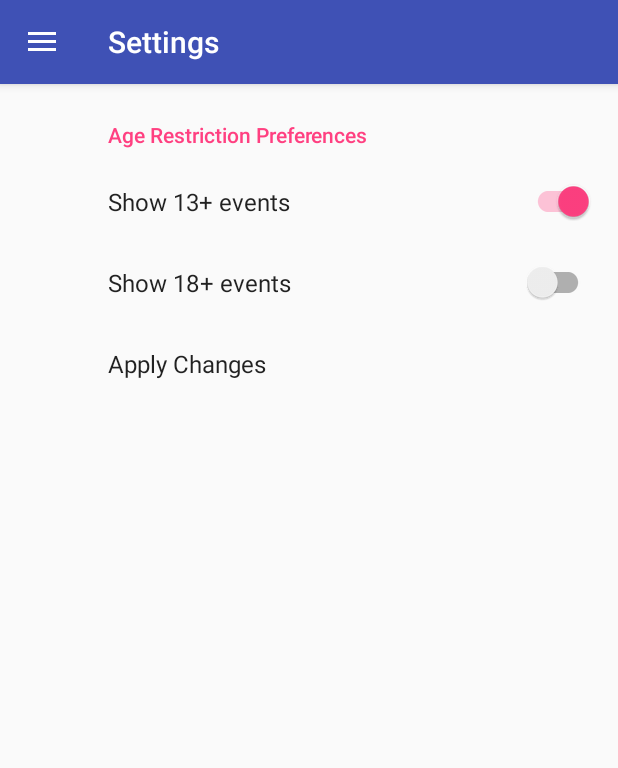
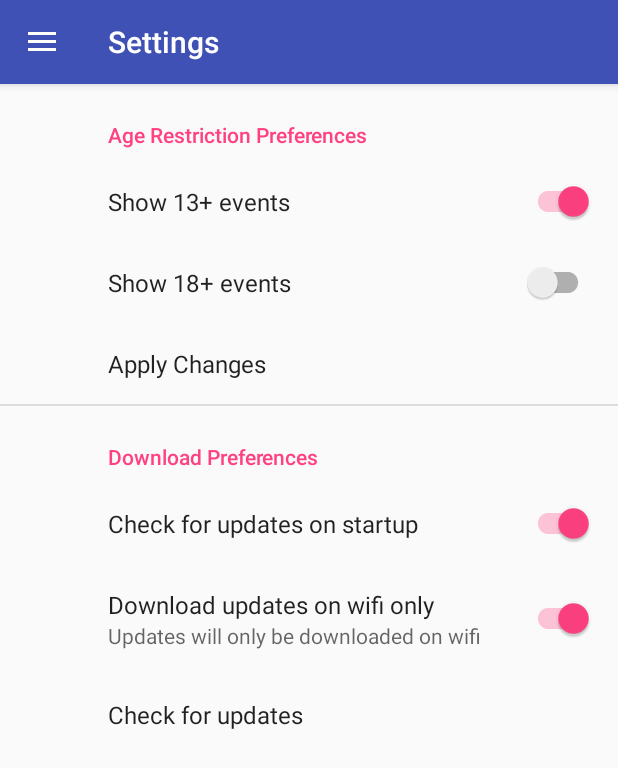
Before and after one commit to chenvictor/anirevo, an Android app: the screen it shows after launch (AniRevo), in the side drawer, after a tap on "Settings", on a phone screen of 412 x 824 dp. Shown: the top 768 px of the screen. Run offline under Robolectric (Android 15) with nearby library versions, the phone set to English and light mode, and no system bars; our stand-ins replace androidx.preference; 1 statement that could not run was skipped.

Commit message:
Extracted NavigationHandler class

```diff
--- a/app/src/main/AndroidManifest.xml
+++ b/app/src/main/AndroidManifest.xml
@@ -2,7 +2,8 @@
 <manifest xmlns:android="http://schemas.android.com/apk/res/android"
     xmlns:tools="http://schemas.android.com/tools"
     package="cvic.anirevo">
-
+    <uses-permission android:name="android.permission.INTERNET" />
+    <uses-permission android:name="android.permission.ACCESS_NETWORK_STATE" />
     <application
         android:allowBackup="true"
         android:icon="@mipmap/ic_launcher"
--- a/app/src/main/java/cvic/anirevo/AniRevo.java
+++ b/app/src/main/java/cvic/anirevo/AniRevo.java
@@ -1,34 +1,16 @@
 package cvic.anirevo;
 
-import android.content.Context;
-import android.content.SharedPreferences;
 import android.os.Bundle;
-import android.os.Handler;
 import android.preference.PreferenceManager;
-import android.support.annotation.NonNull;
-import android.support.v4.app.Fragment;
 import android.util.Log;
-import android.support.design.widget.NavigationView;
-import android.support.v4.view.GravityCompat;
-import android.support.v4.widget.DrawerLayout;
-import android.support.v7.app.ActionBarDrawerToggle;
 import android.support.v7.app.AppCompatActivity;
-import android.support.v7.widget.Toolbar;
 import android.view.Menu;
-import android.view.MenuItem;
-import android.view.View;
-import android.widget.AdapterView;
-import android.widget.ArrayAdapter;
-import android.widget.Spinner;
-import android.widget.Toast;
 
 import org.json.JSONArray;
 import org.json.JSONException;
 import org.json.JSONObject;
 
-import java.io.IOException;
-import java.io.InputStream;
-
+import cvic.anirevo.handlers.NavigationHandler;
 import cvic.anirevo.model.anirevo.AgeRestriction;
 import cvic.anirevo.model.anirevo.CategoryManager;
 import cvic.anirevo.model.anirevo.EventManager;
@@ -36,98 +18,44 @@ import cvic.anirevo.model.anirevo.GuestManager;
 import cvic.anirevo.model.anirevo.LocationManager;
 import cvic.anirevo.model.anirevo.TagManager;
 import cvic.anirevo.model.calendar.CalendarEvent;
-import cvic.anirevo.model.calendar.DateManager;
 import cvic.anirevo.parser.EventParser;
 import cvic.anirevo.parser.GuestParser;
 import cvic.anirevo.parser.InfoParser;
 import cvic.anirevo.parser.LocationParser;
+import cvic.anirevo.utils.JSONUtils;
+import cvic.anirevo.utils.TempUtils;
 
-public class AniRevo extends AppCompatActivity
-        implements NavigationView.OnNavigationItemSelectedListener, SettingsFragment.SettingsFragmentInteractionListener{
+public class AniRevo extends AppCompatActivity implements SettingsFragment.SettingsFragmentInteractionListener{
 
     private static final String TAG = "cvic.anirevo.MAIN";
 
-    private Spinner schedSpinner;
-
-    private Class currentFragClass = null;
-
-    private int menuToChoose = R.menu.empty;
+    private NavigationHandler navHandler;
 
     @Override
     protected void onCreate(Bundle savedInstanceState) {
         super.onCreate(savedInstanceState);
         setContentView(R.layout.activity_ani_revo);
-        Toolbar toolbar = findViewById(R.id.toolbar);
-        setSupportActionBar(toolbar);
-
-        DrawerLayout drawer = findViewById(R.id.drawer_layout);
-        ActionBarDrawerToggle toggle = new ActionBarDrawerToggle(
-                this, drawer, toolbar, R.string.navigation_drawer_open, R.string.navigation_drawer_close);
-        drawer.addDrawerListener(toggle);
-        toggle.syncState();
-
-        NavigationView navigationView = findViewById(R.id.nav_view);
-        navigationView.setNavigationItemSelectedListener(this);
 
         init();
 
         //Load JSON
-        loadJSONData(getAgeRestriction());
+        loadJSONData(TempUtils.getAgeRestriction());
 
-        //Load first fragment
-        onNavigationItemSelected(navigationView.getMenu().getItem(0));
+        initHandlers();
     }
 
     private void init() {
         CalendarEvent.setDefaultColor(getResources().getColor(R.color.calendarEventDefault));
+        TempUtils.init(PreferenceManager.getDefaultSharedPreferences(this), getString(R.string.display_13_key), getString(R.string.display_18_key));
     }
 
-    private AgeRestriction getAgeRestriction() {
-        SharedPreferences prefs = PreferenceManager.getDefaultSharedPreferences(this);
-        AgeRestriction restriction = null;
-        if (prefs.getBoolean(getString(R.string.display_13_key), true)) {
-            restriction = AgeRestriction.AGE_RESTRICTION_13;
-            if (prefs.getBoolean(getString(R.string.display_18_key), false)) {
-                restriction = AgeRestriction.AGE_RESTRICTION_18;
-            }
-        }
-        return restriction;
-    }
-
-    private void setScheduleSpinnerOptions(Menu menu) {
-        MenuItem item = menu.findItem(R.id.schedule_spinner_date);
-        schedSpinner = (Spinner) item.getActionView();
-        ArrayAdapter<String> adapter = new ArrayAdapter<>(this, R.layout.spinner_item, DateManager.getInstance().getSpinnerOptions());
-        schedSpinner.setAdapter(adapter);
-        schedSpinner.setLayoutMode(Spinner.MODE_DIALOG);
-        schedSpinner.setOnItemSelectedListener(new AdapterView.OnItemSelectedListener() {
-            @Override
-            public void onItemSelected(AdapterView<?> adapterView, View view, int i, long l) {
-                Fragment frag = getSupportFragmentManager().findFragmentById(R.id.content_ani_revo);
-                if (frag instanceof ScheduleFragment) {
-                    ((ScheduleFragment) frag).changeDate(i);
-                }
-            }
-
-            @Override
-            public void onNothingSelected(AdapterView<?> adapterView) {
-                //Do nothing
-            }
-        });
+    private void initHandlers() {
+        navHandler = new NavigationHandler(this);
     }
 
     @Override
     public boolean onCreateOptionsMenu(Menu menu) {
-        getMenuInflater().inflate(menuToChoose, menu);
-        if (menuToChoose == R.menu.activity_schedule) {
-            setScheduleSpinnerOptions(menu);
-        }
-        return true;
-    }
-
-    private void changeMenu(int menuRes) {
-        menuToChoose = menuRes;
-        supportInvalidateOptionsMenu();
+        return navHandler.onCreateOptionsMenu(menu);
     }
 
     /**
@@ -144,7 +72,7 @@ public class AniRevo extends AppCompatActivity
 
     private void loadInfo() {
         try {
-            JSONObject info = new JSONObject(getJSONString(getApplicationContext(), "info.json"));
+            JSONObject info = JSONUtils.getObject(getApplicationContext(), "info.json");
             Log.i(TAG, "Info JSON Loaded");
             InfoParser.parseInfo(info);
         } catch (JSONException e ) {
@@ -158,7 +86,7 @@ public class AniRevo extends AppCompatActivity
     private void loadLocations() {
         LocationManager.getInstance().clear();
         try {
-            JSONArray locs = new JSONArray(getJSONString(getApplicationContext(),"locations.json"));
+            JSONArray locs = JSONUtils.getArray(getApplicationContext(),"locations.json");
             Log.i(TAG, "Locations JSON Loaded");
             LocationParser.parseLocs(locs);
         } catch (JSONException e) {
@@ -172,7 +100,7 @@ public class AniRevo extends AppCompatActivity
     private void loadGuests() {
         GuestManager.getInstance().clear();
         try {
-            JSONArray guests = new JSONArray(getJSONString(getApplicationContext(),"guests.json"));
+            JSONArray guests = JSONUtils.getArray(getApplicationContext(),"guests.json");
             Log.i(TAG, "Guests JSON Loaded");
             GuestParser.parseGuests(guests);
         } catch (JSONException e) {
@@ -186,7 +114,7 @@ public class AniRevo extends AppCompatActivity
     private void loadEvents(AgeRestriction restriction) {
         EventManager.getInstance().clear();
         try {
-            JSONArray events = new JSONArray(getJSONString(getApplicationContext(),"events.json"));
+            JSONArray events = JSONUtils.getArray(getApplicationContext(),"events.json");
             Log.i(TAG, "Events JSON Loaded");
             EventParser.parseEvents(events, restriction);
         } catch (JSONException e) {
@@ -199,105 +127,13 @@ public class AniRevo extends AppCompatActivity
 
     @Override
     public void onBackPressed() {
-        DrawerLayout drawer = findViewById(R.id.drawer_layout);
-        if (drawer.isDrawerOpen(GravityCompat.START)) {
-            drawer.closeDrawer(GravityCompat.START);
-        } else {
+        if (!navHandler.onBackPressed()) {
             super.onBackPressed();
         }
     }
 
     @Override
-    public boolean onOptionsItemSelected(MenuItem item) {
-        // Handle action bar item clicks here. The action bar will
-        // automatically handle clicks on the Home/Up button, so long
-        // as you specify a parent activity in AndroidManifest.xml.
-//        int id = item.getItemId();
-
-        return super.onOptionsItemSelected(item);
-    }
-
-    @SuppressWarnings("StatementWithEmptyBody")
-    @Override
-    public boolean onNavigationItemSelected(@NonNull MenuItem item) {
-        // Handle navigation view item clicks here.
-        Class fragmentClass = null;
-        int newMenuResource = R.menu.empty; //default menu
-
-        switch (item.getItemId()) {
-            case R.id.nav_schedule:
-                Log.i(TAG, "Schedule btn pressed");
-                fragmentClass = ScheduleFragment.class;
-                newMenuResource = R.menu.activity_schedule;
-                break;
-            case R.id.nav_events:
-                Log.i(TAG, "Events btn pressed");
-                fragmentClass = EventsFragment.class;
-                newMenuResource = R.menu.empty;
-                break;
-            case R.id.nav_guests:
-                Log.i(TAG, "Guests btn pressed");
-                fragmentClass = BrowseGuestsFragment.class;
-                newMenuResource = R.menu.empty;
-                break;
-            case R.id.nav_settings:
-                Log.i(TAG, "Settings btn pressed");
-                fragmentClass = SettingsFragment.class;
-                newMenuResource = R.menu.empty;
-                break;
-            default:
-                Toast.makeText(this, "TODO", Toast.LENGTH_SHORT).show();
-                break;
-        }
-
-        if (currentFragClass == null || !currentFragClass.equals(fragmentClass)) {
-            try {
-                currentFragClass = fragmentClass;
-                Fragment fragment = (Fragment) fragmentClass.newInstance();
-                getSupportFragmentManager().beginTransaction().replace(R.id.content_ani_revo, fragment).commit();
-                item.setChecked(true);
-                setTitle(item.getTitle());
-                changeMenu(newMenuResource);
-            } catch (Exception e) {
-                e.printStackTrace();
-            }
-        }
-
-        new Handler().post(new Runnable() {
-            @Override
-            public void run() {
-                final DrawerLayout drawer = findViewById(R.id.drawer_layout);
-                drawer.closeDrawer(GravityCompat.START);
-            }
-        });
-
-        return true;
-    }
-
-    @SuppressWarnings("ResultOfMethodCallIgnored")
-    private String getJSONString(Context context, String path) {
-        String json;
-        try {
-            InputStream is = context.getAssets().open(path);
-            int size = is.available();
-            byte[] buffer = new byte[size];
-            is.read(buffer);
-            is.close();
-            json = new String(buffer, "UTF-8");
-        } catch (IOException ex) {
-            ex.printStackTrace();
-            Log.i(TAG, "IOException");
-            return null;
-        }
-        return json;
-    }
-
-    public Spinner getSchedSpinner() {
-        return schedSpinner;
-    }
-
-    @Override
-    public void reloadJSON(AgeRestriction restriction) {
-        loadJSONData(restriction);
+    public void reloadJSON() {
+        loadJSONData(TempUtils.getAgeRestriction(true));
     }
 }
--- a/app/src/main/java/cvic/anirevo/ScheduleFragment.java
+++ b/app/src/main/java/cvic/anirevo/ScheduleFragment.java
@@ -1,11 +1,14 @@
 package cvic.anirevo;
 
+import android.content.Context;
 import android.os.Bundle;
 import android.support.annotation.NonNull;
 import android.support.annotation.Nullable;
 import android.support.design.widget.TabLayout;
 import android.support.v4.app.Fragment;
+import android.view.GestureDetector;
 import android.view.LayoutInflater;
+import android.view.MotionEvent;
 import android.view.View;
 import android.view.ViewGroup;
 import android.widget.ScrollView;
@@ -26,6 +29,7 @@ import cvic.anirevo.model.calendar.DateManager;
 public class ScheduleFragment extends Fragment {
 
     private final static String TAG = "anirevo.SchedFrag";
+
 
     private TabLayout mTabs;
     private ScrollView mScrollView;
--- a/app/src/main/java/cvic/anirevo/SettingsFragment.java
+++ b/app/src/main/java/cvic/anirevo/SettingsFragment.java
@@ -41,18 +41,9 @@ public class SettingsFragment extends PreferenceFragmentCompat {
         button.setOnPreferenceClickListener(new Preference.OnPreferenceClickListener() {
             @Override
             public boolean onPreferenceClick(Preference preference) {
-                SharedPreferences prefs = getPreferenceManager().getSharedPreferences();
-                AgeRestriction restriction = null;
-
-                if (prefs.getBoolean(getString(R.string.display_13_key), true)) {
-                    restriction = AgeRestriction.AGE_RESTRICTION_13;
-                    if (prefs.getBoolean(getString(R.string.display_18_key), false)) {
-                        restriction = AgeRestriction.AGE_RESTRICTION_18;
-                    }
-                }
                 if (mListener != null) {
                     showToastMessage("Applying changes...");
-                    mListener.reloadJSON(restriction);
+                    mListener.reloadJSON();
                     return true;
                 }
                 return false;
@@ -99,7 +90,7 @@ public class SettingsFragment extends PreferenceFragmentCompat {
      */
     public interface SettingsFragmentInteractionListener {
         // TODO: Update argument type and name
-        void reloadJSON (AgeRestriction restriction);
+        void reloadJSON ();
     }
 
 }
--- /dev/null
+++ b/app/src/main/java/cvic/anirevo/handlers/NavigationHandler.java
@@ -0,0 +1,156 @@
+package cvic.anirevo.handlers;
+
+import android.os.Handler;
+import android.support.annotation.NonNull;
+import android.support.design.widget.NavigationView;
+import android.support.v4.app.Fragment;
+import android.support.v4.view.GravityCompat;
+import android.support.v4.widget.DrawerLayout;
+import android.support.v7.app.ActionBarDrawerToggle;
+import android.support.v7.app.AppCompatActivity;
+import android.support.v7.widget.Toolbar;
+import android.view.Menu;
+import android.view.MenuItem;
+import android.view.View;
+import android.widget.AdapterView;
+import android.widget.ArrayAdapter;
+import android.widget.Spinner;
+import android.widget.Toast;
+
+import cvic.anirevo.BrowseGuestsFragment;
+import cvic.anirevo.EventsFragment;
+import cvic.anirevo.R;
+import cvic.anirevo.ScheduleFragment;
+import cvic.anirevo.SettingsFragment;
+import cvic.anirevo.model.calendar.DateManager;
+
+public class NavigationHandler implements NavigationView.OnNavigationItemSelectedListener{
+
+    private final AppCompatActivity mActivity;
+    private final DrawerLayout mDrawer;
+    private final int defaultMenuResource = R.menu.empty;
+
+    private int menuToChoose = R.menu.empty;
+    private Class currentFragClass = null;
+    private Spinner schedSpinner;
+
+    public NavigationHandler(AppCompatActivity mActivity) {
+        this.mActivity = mActivity;
+        mDrawer = mActivity.findViewById(R.id.drawer_layout);
+
+        Toolbar toolbar = mActivity.findViewById(R.id.toolbar);
+        mActivity.setSupportActionBar(toolbar);
+
+        ActionBarDrawerToggle toggle = new ActionBarDrawerToggle(
+                mActivity, mDrawer, toolbar, R.string.navigation_drawer_open, R.string.navigation_drawer_close);
+        mDrawer.addDrawerListener(toggle);
+        toggle.syncState();
+
+        NavigationView navigationView = mActivity.findViewById(R.id.nav_view);
+        navigationView.setNavigationItemSelectedListener(this);
+
+        onNavigationItemSelected(navigationView.getMenu().getItem(0));
+    }
+
+    public boolean onCreateOptionsMenu(Menu menu) {
+        mActivity.getMenuInflater().inflate(menuToChoose, menu);
+        if (menuToChoose == R.menu.activity_schedule) {
+            setScheduleSpinnerOptions(menu);
+        }
+        return true;
+    }
+
+    /**
+     * @return  true if back press was handled, false otherwise
+     */
+    public boolean onBackPressed() {
+        if (mDrawer.isDrawerOpen(GravityCompat.START)) {
+            mDrawer.closeDrawer(GravityCompat.START);
+            return true;
+        } else {
+            return false;
+        }
+    }
+
+    @Override
+    public boolean onNavigationItemSelected(@NonNull MenuItem item) {
+
+        Class fragmentClass = null;
+        int newMenuResource = defaultMenuResource; //default menu
+
+        switch (item.getItemId()) {
+            case R.id.nav_schedule:
+                fragmentClass = ScheduleFragment.class;
+                newMenuResource = R.menu.activity_schedule;
+                break;
+            case R.id.nav_events:
+                fragmentClass = EventsFragment.class;
+                newMenuResource = R.menu.empty;
+                break;
+            case R.id.nav_guests:
+                fragmentClass = BrowseGuestsFragment.class;
+                newMenuResource = R.menu.empty;
+                break;
+            case R.id.nav_settings:
+                fragmentClass = SettingsFragment.class;
+                newMenuResource = R.menu.empty;
+                break;
+            default:
+                Toast.makeText(mActivity, "TODO", Toast.LENGTH_SHORT).show();
+                break;
+        }
+
+        if (currentFragClass == null || !currentFragClass.equals(fragmentClass)) {
+            try {
+                currentFragClass = fragmentClass;
+                Fragment fragment = (Fragment) fragmentClass.newInstance();
+                mActivity.getSupportFragmentManager().beginTransaction().replace(R.id.content_ani_revo, fragment).commit();
+                item.setChecked(true);
+                mActivity.setTitle(item.getTitle());
+                changeMenu(newMenuResource);
+            } catch (Exception e) {
+                e.printStackTrace();
+            }
+        }
+
+        new Handler().post(new Runnable() {
+            @Override
+            public void run() {
+                mDrawer.closeDrawer(GravityCompat.START);
+            }
+        });
+
+        return true;
+
+    }
+
+    // Helpers --------------
+
+    private void setScheduleSpinnerOptions(Menu menu) {
+        MenuItem item = menu.findItem(R.id.schedule_spinner_date);
+        schedSpinner = (Spinner) item.getActionView();
+        ArrayAdapter<String> adapter = new ArrayAdapter<>(mActivity, R.layout.spinner_item, DateManager.getInstance().getSpinnerOptions());
+        schedSpinner.setAdapter(adapter);
+        schedSpinner.setLayoutMode(Spinner.MODE_DIALOG);
+        schedSpinner.setOnItemSelectedListener(new AdapterView.OnItemSelectedListener() {
+            @Override
+            public void onItemSelected(AdapterView<?> adapterView, View view, int i, long l) {
+                Fragment frag = mActivity.getSupportFragmentManager().findFragmentById(R.id.content_ani_revo);
+                if (frag instanceof ScheduleFragment) {
+                    ((ScheduleFragment) frag).changeDate(i);
+                }
+            }
+
+            @Override
+            public void onNothingSelected(AdapterView<?> adapterView) {
+                //Do nothing
+            }
+        });
+    }
+
+    private void changeMenu(int menuRes) {
+        menuToChoose = menuRes;
+        mActivity.supportInvalidateOptionsMenu();
+    }
+
+}
--- /dev/null
+++ b/app/src/main/java/cvic/anirevo/handlers/StorageHandler.java
@@ -0,0 +1,4 @@
+package cvic.anirevo.handlers;
+
+public class StorageHandler {
+}
--- /dev/null
+++ b/app/src/main/java/cvic/anirevo/utils/JSONUtils.java
@@ -0,0 +1,39 @@
+package cvic.anirevo.utils;
+
+import android.content.Context;
+
+import org.json.JSONArray;
+import org.json.JSONException;
+import org.json.JSONObject;
+
+import java.io.IOException;
+import java.io.InputStream;
+
+public class JSONUtils {
+
+    @SuppressWarnings("ResultOfMethodCallIgnored")
+    public static String getString(Context context, String path) {
+        String json;
+        try {
+            InputStream is = context.getAssets().open(path);
+            int size = is.available();
+            byte[] buffer = new byte[size];
+            is.read(buffer);
+            is.close();
+            json = new String(buffer, "UTF-8");
+        } catch (IOException ex) {
+            ex.printStackTrace();
+            return null;
+        }
+        return json;
+    }
+
+    public static JSONObject getObject(Context context, String path) throws JSONException{
+        return new JSONObject(JSONUtils.getString(context, path));
+    }
+
+    public static JSONArray getArray(Context context, String path) throws JSONException {
+        return new JSONArray(JSONUtils.getString(context, path));
+    }
+
+}
--- /dev/null
+++ b/app/src/main/java/cvic/anirevo/utils/TempUtils.java
@@ -0,0 +1,42 @@
+package cvic.anirevo.utils;
+
+import android.content.SharedPreferences;
+import cvic.anirevo.model.anirevo.AgeRestriction;
+
+public class TempUtils {
+
+    private static SharedPreferences prefs;
+    private static String DISPLAY_13_KEY;
+    private static String DISPLAY_18_KEY;
+
+    private static AgeRestriction RESTRICTION;
+
+    public static void init(SharedPreferences prefs, String DISPLAY_13_KEY, String DISPLAY_18_KEY) {
+        TempUtils.prefs = prefs;
+        TempUtils.DISPLAY_13_KEY = DISPLAY_13_KEY;
+        TempUtils.DISPLAY_18_KEY = DISPLAY_18_KEY;
+    }
+
+    public static AgeRestriction getAgeRestriction() {
+        return getAgeRestriction(false);
+    }
+
+    public static AgeRestriction getAgeRestriction(boolean forceRecalculate) {
+        if (RESTRICTION == null || forceRecalculate) {
+            RESTRICTION = calculateAgeRestriction();
+        }
+        return RESTRICTION;
+    }
+
+    private static AgeRestriction calculateAgeRestriction() {
+        AgeRestriction restriction = null;
+        if (prefs.getBoolean(DISPLAY_13_KEY, true)) {
+            restriction = AgeRestriction.AGE_RESTRICTION_13;
+            if (prefs.getBoolean(DISPLAY_18_KEY, false)) {
+                restriction = AgeRestriction.AGE_RESTRICTION_18;
+            }
+        }
+        return restriction;
+    }
+
+}
--- a/app/src/main/res/values/strings.xml
+++ b/app/src/main/res/values/strings.xml
@@ -17,6 +17,10 @@
     <string name="apply_age_restriction_key">apply_age_restriction</string>
     <string name="display_13_key">display_13</string>
     <string name="display_18_key">display_18</string>
+
+    <string name="startup_update_check_key">startup_update_check</string>
+    <string name="download_only_wifi_key">download_only_wifi</string>
+    <string name="check_updates_key">check_updates_now</string>
 
     <!-- Example settings for Data & Sync -->
     <string name="pref_header_data_sync">Data &amp; sync</string>
--- a/app/src/main/res/xml/preferences.xml
+++ b/app/src/main/res/xml/preferences.xml
@@ -15,4 +15,21 @@
             android:key="@string/apply_age_restriction_key"
             android:title="Apply Changes"/>
     </PreferenceCategory>
+    <PreferenceCategory
+        android:title="Download Preferences">
+        <SwitchPreferenceCompat
+            android:key="@string/startup_update_check_key"
+            android:title="Check for updates on startup"
+            android:defaultValue="true"/>
+        <SwitchPreferenceCompat
+            android:key="@string/download_only_wifi_key"
+            android:title="Download updates on wifi only"
+            android:summaryOn="Updates will only be downloaded on wifi"
+            android:summaryOff="Updates may be downloaded on data if wifi is unavailable"
+            android:defaultValue="true"/>
+        <Preference
+            android:key="@string/check_updates_key"
+            android:title="Check for updates"/>
+
+    </PreferenceCategory>
 </android.support.v7.preference.PreferenceScreen>
```
Also changed, not shown: app/src/main/assets/events.json.
